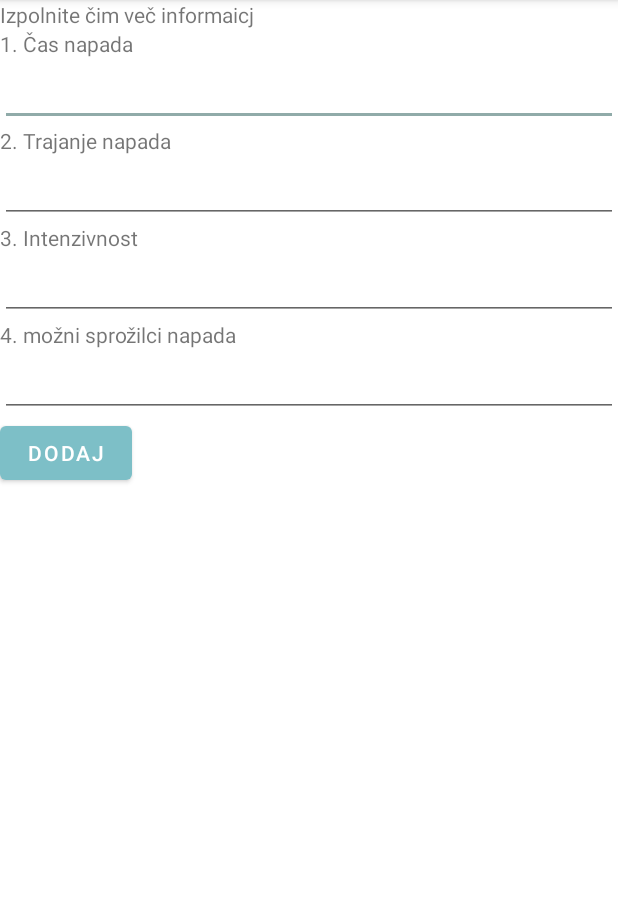
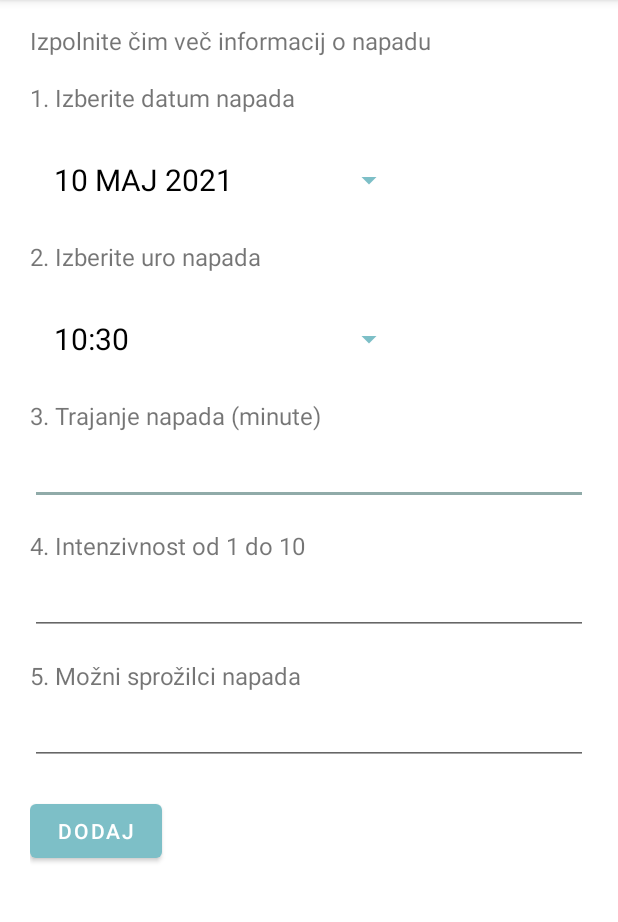
Before and after one commit to bmonika96/epiblog, an Android app: the NovVnos screen opened directly, with no data from a screen before it, on a phone screen of 412 x 824 dp, the part 84-1006 px from its top. Run offline under Robolectric (Android 15) with nearby library versions, the phone set to English and light mode, and no system bars.

Commit message:
dopolnjen nov vnos in opis dogodka

```diff
--- a/app/src/main/java/si/uni_lj/fe/modulg/epiblog/NovVnos.java
+++ b/app/src/main/java/si/uni_lj/fe/modulg/epiblog/NovVnos.java
@@ -2,19 +2,27 @@ package si.uni_lj.fe.modulg.epiblog;
 
 import androidx.appcompat.app.AppCompatActivity;
 
+import android.app.AlertDialog;
+import android.app.DatePickerDialog;
+import android.app.TimePickerDialog;
 import android.content.Intent;
 import android.os.Bundle;
 import android.os.Parcelable;
 import android.view.View;
+import android.widget.Button;
+import android.widget.DatePicker;
 import android.widget.EditText;
 import android.widget.TextView;
+import android.widget.TimePicker;
 
 import org.w3c.dom.Element;
 import org.w3c.dom.Node;
 import org.w3c.dom.NodeList;
 
 import java.io.Serializable;
+import java.sql.Time;
 import java.util.ArrayList;
+import java.util.Calendar;
 
 
 public class NovVnos extends AppCompatActivity {
@@ -27,29 +35,152 @@ public class NovVnos extends AppCompatActivity {
     //obvesti zdravnika
     //prklkičič,dodaj
     private Shramba shramba;
-    private EditText cas_napada;
     private EditText trajanje_napada;
     private EditText intenzivnost_napada;
     private EditText moznisprozilci_napada;
+    private Button nov_vnos_datum;
+    private Button nov_vnos_ura;
+    private DatePickerDialog izberiDatum;
+    private TimePickerDialog izberiUro;
 
     @Override
     protected void onCreate(Bundle savedInstanceState) {
         super.onCreate(savedInstanceState);
         setContentView(R.layout.activity_nov_vnos);
+
+        initDatePicker(); // inicializacija
+        initTimePicker();
+
         shramba = new Shramba(this);
-        cas_napada=(EditText) findViewById(R.id.nov_vnos_vnesi_cas);
         trajanje_napada=(EditText) findViewById(R.id.nov_vnos_vnesi_trajanje);
         intenzivnost_napada=(EditText) findViewById(R.id.nov_vnos_vnesi_intenzivnost);
         moznisprozilci_napada=(EditText) findViewById(R.id.nov_vnos_vnesi_sprozilci);
+
+        nov_vnos_datum = findViewById(R.id.nov_vnos_datum);
+        nov_vnos_datum.setText(danesDatum());
+
+        nov_vnos_ura = findViewById(R.id.nov_vnos_ura);
+        nov_vnos_ura.setText(danesUra());
+
+
+    }
+
+    private void initDatePicker()
+    {
+        DatePickerDialog.OnDateSetListener dateSetListener = new DatePickerDialog.OnDateSetListener()
+        {
+            @Override
+            public void onDateSet(DatePicker datePicker, int year, int month, int day)
+            {
+                month = month + 1;
+                String date = datumString(day, month, year);
+                nov_vnos_datum.setText(date);
+            }
+        };
+
+        Calendar cal = Calendar.getInstance();
+        int year = cal.get(Calendar.YEAR);
+        int month = cal.get(Calendar.MONTH);
+        int day = cal.get(Calendar.DAY_OF_MONTH);
+
+        izberiDatum = new DatePickerDialog(this, dateSetListener, year, month, day);
+        //datePickerDialog.getDatePicker().setMaxDate(System.currentTimeMillis());
+    }
+    private void initTimePicker()
+    {
+        TimePickerDialog.OnTimeSetListener timeSetListener = new TimePickerDialog.OnTimeSetListener()
+        {
+            @Override
+            public void onTimeSet(TimePicker timePicker, int ura, int minuta)
+            {
+                // namesto 11:05 napiše 11:5, zato so potrebni popravki
+                if(minuta == 0 ) {
+                    nov_vnos_ura.setText(ura + ":00");
+                }
+                else if(minuta < 10){
+                    nov_vnos_ura.setText(ura + ":0" + minuta);
+                }
+                else {
+                    nov_vnos_ura.setText(ura + ":" + minuta);
+                }
+            }
+        };
+
+        Calendar cal = Calendar.getInstance();
+        int ura = cal.get(Calendar.HOUR_OF_DAY);
+        int minuta = cal.get(Calendar.MINUTE);
+
+
+        izberiUro = new TimePickerDialog(this, timeSetListener, ura, minuta,true);
+        //datePickerDialog.getDatePicker().setMaxDate(System.currentTimeMillis());
+    }
+
+
+
+    private String danesDatum() {
+        Calendar cal = Calendar.getInstance();
+        int leto = cal.get(Calendar.YEAR);
+        int mesec = cal.get(Calendar.MONTH);
+        mesec = mesec + 1; // gre samo od 0 do 11
+        int dan = cal.get(Calendar.DAY_OF_MONTH);
+        return datumString(dan, mesec, leto);
+    }
+    private String danesUra() {
+        Calendar cal = Calendar.getInstance();
+        int ura = cal.get(Calendar.HOUR_OF_DAY);
+        int minuta = cal.get(Calendar.MINUTE);
+        return (ura + ":" + minuta);
+
+    }
+    private String datumString(int dan, int mesec, int leto) {
+        return dan  + " " + imeMesec(mesec)  + " " + leto;
+    }
+    private String imeMesec(int mesec)
+    {
+        if(mesec == 1)
+            return "JANUAR";
+        if(mesec == 2)
+            return "FEBRUAR";
+        if(mesec == 3)
+            return "MAREC";
+        if(mesec == 4)
+            return "APRIL";
+        if(mesec == 5)
+            return "MAJ";
+        if(mesec == 6)
+            return "JUNIJ";
+        if(mesec == 7)
+            return "JULIJ";
+        if(mesec == 8)
+            return "AUGUST";
+        if(mesec == 9)
+            return "SEPTEMBER";
+        if(mesec == 10)
+            return "OKTOBER";
+        if(mesec == 11)
+            return "NOVEMBER";
+        if(mesec == 12)
+            return "DECEMBER";
+
+        //default
+        return "JANUAR";
+    }
+
+
+    public void izberi_datum(View view){
+        izberiDatum.show();
+    }
+    public void izberi_uro(View view){
+        izberiUro.show();
     }
 
     public void nov_vnos_shrani(View view){
 
-    shramba.dodajZgodovino(cas_napada.getText().toString(),trajanje_napada.getText().toString(),intenzivnost_napada.getText().toString(),moznisprozilci_napada.getText().toString());
+    shramba.dodajZgodovino(nov_vnos_datum.getText().toString() + " " + nov_vnos_ura.getText().toString(),trajanje_napada.getText().toString(),intenzivnost_napada.getText().toString(),moznisprozilci_napada.getText().toString());
 
         Intent i = new Intent(this,OpisDogodka.class);
         ArrayList<String> list = new ArrayList<String>();
-        list.add(cas_napada.getText().toString());
+        list.add(nov_vnos_datum.getText().toString() + " " + nov_vnos_ura.getText().toString());
         list.add(trajanje_napada.getText().toString());
         list.add(intenzivnost_napada.getText().toString());
         list.add(moznisprozilci_napada.getText().toString());
--- a/app/src/main/res/layout/activity_nov_vnos.xml
+++ b/app/src/main/res/layout/activity_nov_vnos.xml
@@ -1,47 +1,107 @@
 <?xml version="1.0" encoding="utf-8"?>
+<ScrollView xmlns:android="http://schemas.android.com/apk/res/android"
+    android:layout_width="match_parent"
+    android:layout_height="match_parent" >
 <LinearLayout xmlns:android="http://schemas.android.com/apk/res/android"
     android:layout_width="match_parent"
     android:layout_height="match_parent"
+    android:paddingLeft="20dp"
+    android:paddingRight="20dp"
     android:orientation="vertical" >
+
     <TextView android:id="@+id/nov_vnos_opis"
         android:layout_width="wrap_content"
         android:layout_height="wrap_content"
-        android:text="Izpolnite čim več informaicj" />
+        android:text="@string/nov_vnos_intro"
+        android:paddingTop="16dp"
+        android:textSize="16sp"/>
+
     <TextView android:id="@+id/nov_vnos_cas"
         android:layout_width="wrap_content"
         android:layout_height="wrap_content"
-        android:text="1. Čas napada" />
-    <EditText android:id="@+id/nov_vnos_vnesi_cas"
-        android:layout_width="match_parent"
+        android:text="@string/nov_vnos_datum"
+        android:paddingBottom="10dp"
+        android:paddingTop="16dp"
+        android:textSize="16sp"/>
+
+    <Button
+        android:id="@+id/nov_vnos_datum"
+        android:layout_width="250dp"
         android:layout_height="wrap_content"
-        android:text=" " />
+        android:text="@string/test_datum"
+        android:textSize="20sp"
+        android:textColor="@color/black"
+        style="?android:spinnerStyle"
+        android:layout_marginTop="10dp"
+        android:onClick="izberi_datum"/>
+
+    <TextView android:id="@+id/nov_vnos_ura_napada"
+        android:layout_width="wrap_content"
+        android:layout_height="wrap_content"
+        android:text="@string/nov_vnos_ura_napada"
+        android:paddingBottom="10dp"
+        android:paddingTop="16dp"
+        android:textSize="16sp"/>
+
+    <Button
+        android:id="@+id/nov_vnos_ura"
+        android:layout_width="250dp"
+        android:layout_height="wrap_content"
+        android:text="@string/test_ura"
+        android:textSize="20sp"
+        android:textColor="@color/black"
+        style="?android:spinnerStyle"
+        android:layout_marginTop="10dp"
+        android:onClick="izberi_uro"/>
+
     <TextView android:id="@+id/nov_vnos_trajanje"
         android:layout_width="wrap_content"
         android:layout_height="wrap_content"
-        android:text="2. Trajanje napada" />
+        android:text="@string/nov_vnos_trajanje_napada"
+        android:paddingTop="16dp"
+        android:textSize="16sp"/>
+
     <EditText android:id="@+id/nov_vnos_vnesi_trajanje"
         android:layout_width="match_parent"
         android:layout_height="wrap_content"
-        android:text="" />
+        android:text=""
+        android:paddingTop="16dp"
+        android:textSize="16sp"/>
+
     <TextView android:id="@+id/nov_vnos_intenzivnost"
         android:layout_width="wrap_content"
         android:layout_height="wrap_content"
-        android:text="3. Intenzivnost" />
+        android:text="@string/nov_vnos_intenzivnost"
+        android:paddingTop="16dp"
+        android:textSize="16sp"/>
+
     <EditText android:id="@+id/nov_vnos_vnesi_intenzivnost"
         android:layout_width="match_parent"
         android:layout_height="wrap_content"
-        android:text="" />
+        android:text=""
+        android:paddingTop="16dip"
+        android:textSize="16sp"/>
+
     <TextView android:id="@+id/nov_vnos_sprotilci"
         android:layout_width="wrap_content"
         android:layout_height="wrap_content"
-        android:text="4. možni sprožilci napada" />
+        android:text="@string/nov_vnos_sprozilci_napada"
+        android:paddingTop="16dip"
+        android:textSize="16sp"/>
+
     <EditText android:id="@+id/nov_vnos_vnesi_sprozilci"
         android:layout_width="match_parent"
         android:layout_height="wrap_content"
-        android:text="" />
+        android:text=""
+        android:paddingTop="16dip"
+        android:textSize="16sp"/>
+
     <Button android:id="@+id/nov_vnos_gumb_dodaj"
         android:layout_width="wrap_content"
         android:layout_height="wrap_content"
         android:onClick="nov_vnos_shrani"
+        android:layout_marginTop="20dp"
         android:text="Dodaj" />
+
 </LinearLayout>
+</ScrollView>
--- a/app/src/main/res/values/strings.xml
+++ b/app/src/main/res/values/strings.xml
@@ -28,5 +28,17 @@
     <string name="shramba_tag_intenzivnosst">Intenzivnost</string>
     <string name="shramba_tag_sprozilci">Sprozilci</string>
     <string name="shramba_tag_uporabnik">Uporabnik</string>
+    <string name="nov_vnos_datum">1. Izberite datum napada</string>
+    <string name="nov_vnos_trajanje_napada">3. Trajanje napada (minute)</string>
+    <string name="nov_vnos_intenzivnost">4. Intenzivnost od 1 do 10</string>
+    <string name="nov_vnos_sprozilci_napada">5. Možni sprožilci napada</string>
+    <string name="nov_vnos_intro">Izpolnite čim več informacij o napadu</string>
+    <string name="test_datum">JAN 01 2020</string>
+    <string name="nov_vnos_ura_napada">2. Izberite uro napada</string>
+    <string name="test_ura">14:33</string>
+    <string name="opis_dogodka_datum_ura">Datum in ura napada</string>
+    <string name="opis_dogodka_trajanje">Trajanje napada</string>
+    <string name="opis_dogodka_intenzivnost">Intenzivnost napada</string>
+    <string name="opis_dogodka_sprozilci">Možni sprožilci napada napada</string>
 
 </resources>
```
Also changed, not shown: app/src/main/java/si/uni_lj/fe/modulg/epiblog/OpisDogodka.java (+9 -4 lines), app/src/main/res/layout/activity_opis_dogodka.xml (+17 -9 lines), app/src/main/res/layout/activity_registracija.xml (+4 -4 lines).
